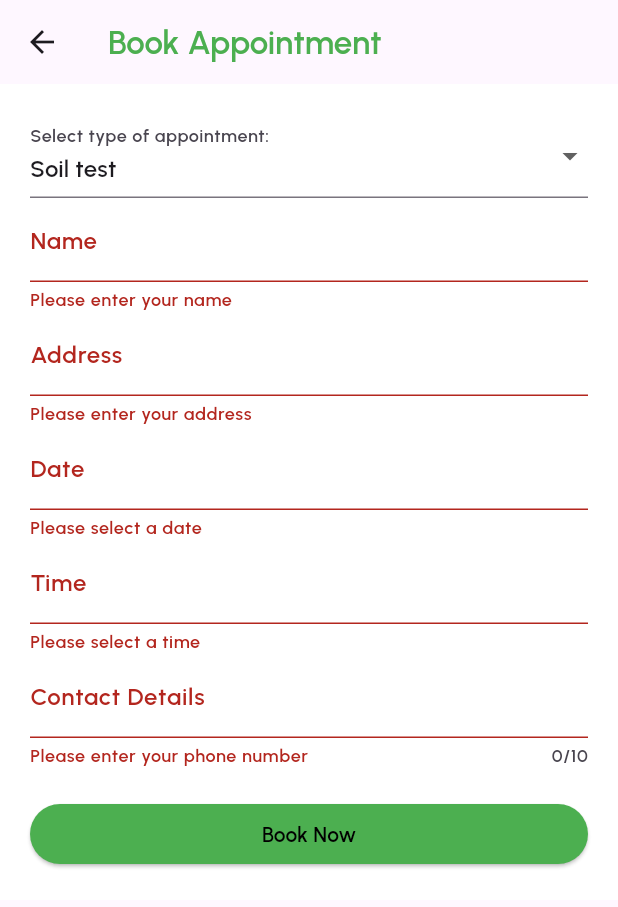
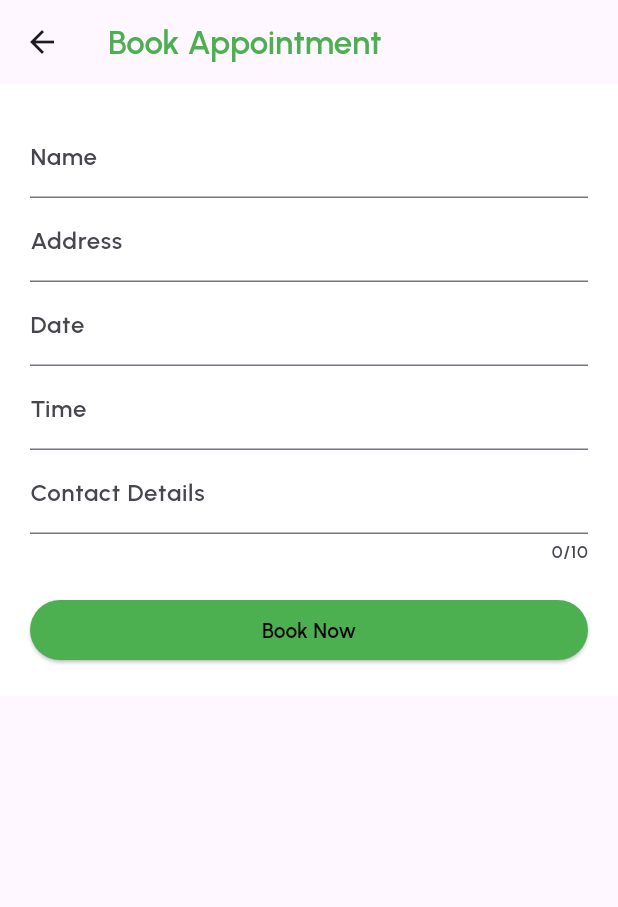
Before and after one commit to josseppittapillil/GroWise, a Flutter app: the AppointmentBookingPage screen opened directly, after a tap on "Book Now", on a phone screen of 412 x 824 dp. Shown: the top 907 px of the screen. Run offline on Flutter 3.47's test engine with Material 3 defaults, Android fonts, the phone set to English and light mode, and no system bars; our stand-ins replace cloud_firestore, firebase_auth, firebase_core, flutter_map, fluttertoast, latlong2 and 2 more; missing offline and left inert: credentials_manager, fancy_bottom_navigation_plus, growise; accounts and stored records are empty; statements that could not run were skipped.

Commit message:
appointment booking details added to firebase

```diff
--- a/lib/pages/book.dart
+++ b/lib/pages/book.dart
@@ -1,74 +1,36 @@
 import 'package:flutter/material.dart';
-import 'package:shared_preferences/shared_preferences.dart';
-import 'package:credentials_manager/credentials_manager.dart';
-import 'package:flutter_local_notifications/flutter_local_notifications.dart';
+import 'package:cloud_firestore/cloud_firestore.dart';
 
-class AppointmentBookingPage extends StatefulWidget {
-  @override
-  _AppointmentBookingPageState createState() => _AppointmentBookingPageState();
-}
+class AppointmentBookingPage extends StatelessWidget {
+  final _nameController = TextEditingController();
+  final _addressController = TextEditingController();
+  final _contactDetailsController = TextEditingController();
+  final _dateController = TextEditingController();
+  final _timeController = TextEditingController();
 
-class _AppointmentBookingPageState extends State<AppointmentBookingPage> {
-  final _formKey = GlobalKey<FormState>();
-  String _appointmentType = 'Soil test';
-  String _name = '';
-  String _address = '';
-  DateTime? _selectedDate;
-  TimeOfDay? _selectedTime;
-  String _phone = '';
+  Future<void> _submitForm(BuildContext context) async {
+    final name = _nameController.text;
+    final address = _addressController.text;
+    final contactDetails = _contactDetailsController.text;
+    final date = _dateController.text;
+    final time = _timeController.text;
 
-  FlutterLocalNotificationsPlugin flutterLocalNotificationsPlugin =
-      FlutterLocalNotificationsPlugin();
-
-  @override
-  void initState() {
-    super.initState();
-    _initializeNotifications();
-  }
-
-  Future<void> _initializeNotifications() async {
-    const AndroidInitializationSettings initializationSettingsAndroid =
-        AndroidInitializationSettings('@mipmap/ic_launcher');
-    const InitializationSettings initializationSettings =
-        InitializationSettings(android: initializationSettingsAndroid);
-    await flutterLocalNotificationsPlugin.initialize(initializationSettings);
-  }
-
-  void _submitForm() async {
-    if (_formKey.currentState!.validate()) {
-      final credentialsManager = CredentialsManager(
-        storageKey: 'storage_key',
-        useAndroidEncryptedSharedPreferences: true,
-      );
-
-      final savedCredentials = await credentialsManager.getSavedCredentials();
-
-      String? username = savedCredentials.isNotEmpty
-          ? savedCredentials.first.loginOrEmail
-          : null;
-
-      if (username != null) {
-        String bookingKey = '${username}_appointment';
-
-        SharedPreferences prefs = await SharedPreferences.getInstance();
-
-        DateTime appointmentDateTime = DateTime(
-          _selectedDate!.year,
-          _selectedDate!.month,
-          _selectedDate!.day,
-          _selectedTime!.hour,
-          _selectedTime!.minute,
-        );
-
-        await prefs.setString(
-          bookingKey,
-          '$_appointmentType - $_name - $_address - $appointmentDateTime - $_phone',
-        );
+    if (name.isNotEmpty &&
+        address.isNotEmpty &&
+        contactDetails.isNotEmpty &&
+        date.isNotEmpty &&
+        time.isNotEmpty) {
+      await FirebaseFirestore.instance.collection('client').add({
+        'name': name,
+        'address': address,
+        'contact_details': contactDetails,
+        'date': date,
+        'time': time,
+      });
 
       showDialog(
         context: context,
-          builder: (BuildContext context) {
-            return AlertDialog(
+        builder: (context) => AlertDialog(
           title: const Text('Booking Successful'),
           actions: <Widget>[
             TextButton(
@@ -79,54 +41,8 @@ class _AppointmentBookingPageState extends State<AppointmentBookingPage> {
               child: const Text('OK'),
             ),
           ],
+        ),
       );
-          },
-        );
-      } else {
-        showDialog(
-          context: context,
-          builder: (BuildContext context) {
-            return AlertDialog(
-              title: const Text('Error'),
-              content: const Text('No user credentials found.'),
-              actions: <Widget>[
-                TextButton(
-                  onPressed: () {
-                    Navigator.of(context).pop();
-                  },
-                  child: const Text('OK'),
-                ),
-              ],
-            );
-          },
-        );
-      }
-    }
-  }
-
-  Future<void> _selectDate(BuildContext context) async {
-    final DateTime? picked = await showDatePicker(
-      context: context,
-      initialDate: _selectedDate ?? DateTime.now(),
-      firstDate: DateTime.now(),
-      lastDate: DateTime(DateTime.now().year + 1),
-    );
-    if (picked != null && picked != _selectedDate) {
-      setState(() {
-        _selectedDate = picked;
-      });
-    }
-  }
-
-  Future<void> _selectTime(BuildContext context) async {
-    final TimeOfDay? picked = await showTimePicker(
-      context: context,
-      initialTime: _selectedTime ?? TimeOfDay.now(),
-    );
-    if (picked != null && picked != _selectedTime) {
-      setState(() {
-        _selectedTime = picked;
-      });
     }
   }
 
@@ -142,115 +58,66 @@ class _AppointmentBookingPageState extends State<AppointmentBookingPage> {
       body: Container(
         padding: const EdgeInsets.all(20.0),
         color: Colors.white,
-        child: Form(
-          key: _formKey,
         child: SingleChildScrollView(
           child: Column(
             crossAxisAlignment: CrossAxisAlignment.stretch,
             children: <Widget>[
-                DropdownButtonFormField<String>(
-                  value: _appointmentType,
-                  onChanged: (newValue) {
-                    setState(() {
-                      _appointmentType = newValue!;
-                    });
-                  },
-                  items: <String>['Soil test', 'Field Check']
-                      .map<DropdownMenuItem<String>>((String value) {
-                    return DropdownMenuItem<String>(
-                      value: value,
-                      child: Text(value),
-                    );
-                  }).toList(),
+              TextFormField(
+                controller: _nameController,
                 decoration: const InputDecoration(
-                    labelText: 'Select type of appointment:',
+                  labelText: 'Name',
                 ),
               ),
               TextFormField(
-                  decoration: const InputDecoration(
-                    labelText: 'Name',
-                  ),
-                  validator: (value) {
-                    if (value!.isEmpty) {
-                      return 'Please enter your name';
-                    }
-                    return null;
-                  },
-                  onChanged: (value) {
-                    _name = value;
-                  },
-                ),
-                TextFormField(
+                controller: _addressController,
                 decoration: const InputDecoration(labelText: 'Address'),
-                  validator: (value) {
-                    if (value!.isEmpty) {
-                      return 'Please enter your address';
-                    }
-                    return null;
-                  },
-                  onChanged: (value) {
-                    _address = value;
-                  },
               ),
               GestureDetector(
-                  onTap: () => _selectDate(context),
+                onTap: () async {
+                  final picked = await showDatePicker(
+                    context: context,
+                    initialDate: DateTime.now(),
+                    firstDate: DateTime.now(),
+                    lastDate: DateTime.now().add(Duration(days: 365)),
+                  );
+                  if (picked != null) {
+                    _dateController.text =
+                        '${picked.day}/${picked.month}/${picked.year}';
+                  }
+                },
                 child: AbsorbPointer(
                   child: TextFormField(
                     decoration: const InputDecoration(labelText: 'Date'),
-                      validator: (value) {
-                        if (_selectedDate == null) {
-                          return 'Please select a date';
-                        }
-                        return null;
-                      },
-                      controller: TextEditingController(
-                        text: _selectedDate != null
-                            ? '${_selectedDate!.day}/${_selectedDate!.month}/${_selectedDate!.year}'
-                            : '',
-                      ),
+                    controller: _dateController,
                   ),
                 ),
               ),
               GestureDetector(
-                  onTap: () => _selectTime(context),
+                onTap: () async {
+                  final picked = await showTimePicker(
+                    context: context,
+                    initialTime: TimeOfDay.now(),
+                  );
+                  if (picked != null) {
+                    _timeController.text = '${picked.hour}:${picked.minute}';
+                  }
+                },
                 child: AbsorbPointer(
                   child: TextFormField(
                     decoration: const InputDecoration(labelText: 'Time'),
-                      validator: (value) {
-                        if (_selectedTime == null) {
-                          return 'Please select a time';
-                        }
-                        return null;
-                      },
-                      controller: TextEditingController(
-                        text: _selectedTime != null
-                            ? '${_selectedTime!.hour}:${_selectedTime!.minute}'
-                            : '',
-                      ),
+                    controller: _timeController,
                   ),
                 ),
               ),
               TextFormField(
-                  decoration:
-                      const InputDecoration(labelText: 'Contact Details'),
+                controller: _contactDetailsController,
+                decoration: const InputDecoration(labelText: 'Contact Details'),
                 keyboardType: TextInputType.phone,
                 maxLength: 10,
-                  validator: (value) {
-                    if (value!.isEmpty) {
-                      return 'Please enter your phone number';
-                    }
-                    if (value.length < 10) {
-                      return 'Phone number should be 10 digits';
-                    }
-                    return null;
-                  },
-                  onChanged: (value) {
-                    _phone = value;
-                  },
               ),
               const SizedBox(height: 20.0),
               ElevatedButton(
-                  onPressed: _submitForm,
+                onPressed: () => _submitForm(context),
                 style: const ButtonStyle(
                     backgroundColor: MaterialStatePropertyAll(Colors.green)),
                 child: const Text(
@@ -262,7 +129,6 @@ class _AppointmentBookingPageState extends State<AppointmentBookingPage> {
           ),
         ),
       ),
-      ),
     );
   }
 }
```
Lines whose indentation alone changed are shown as unchanged.
